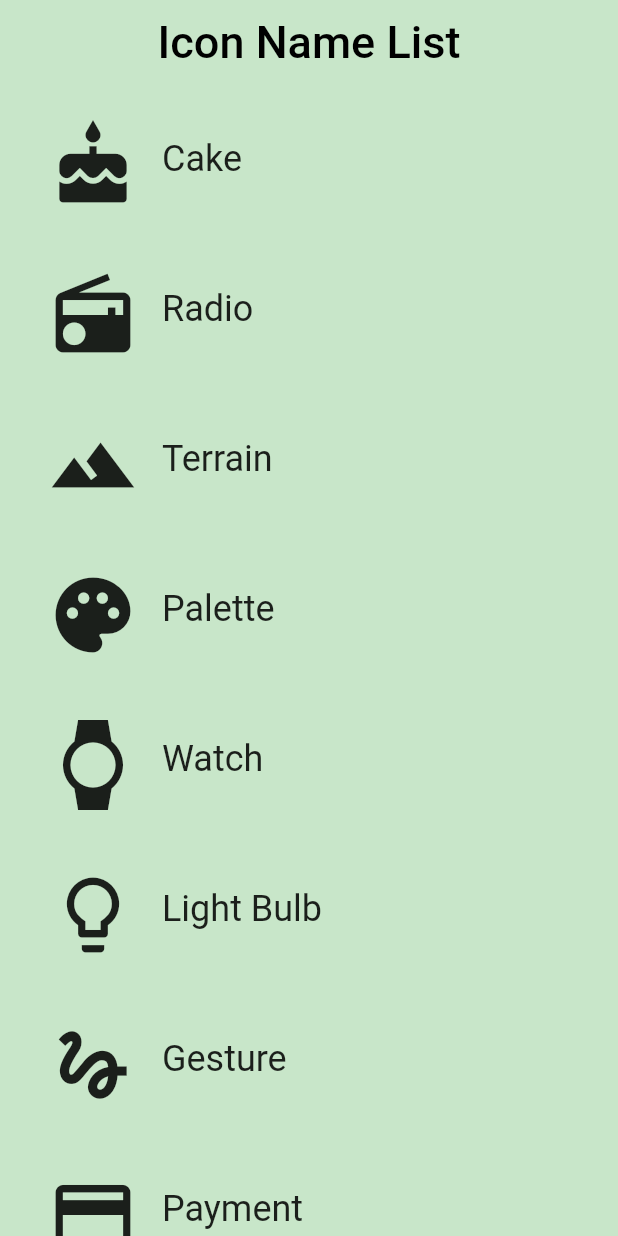
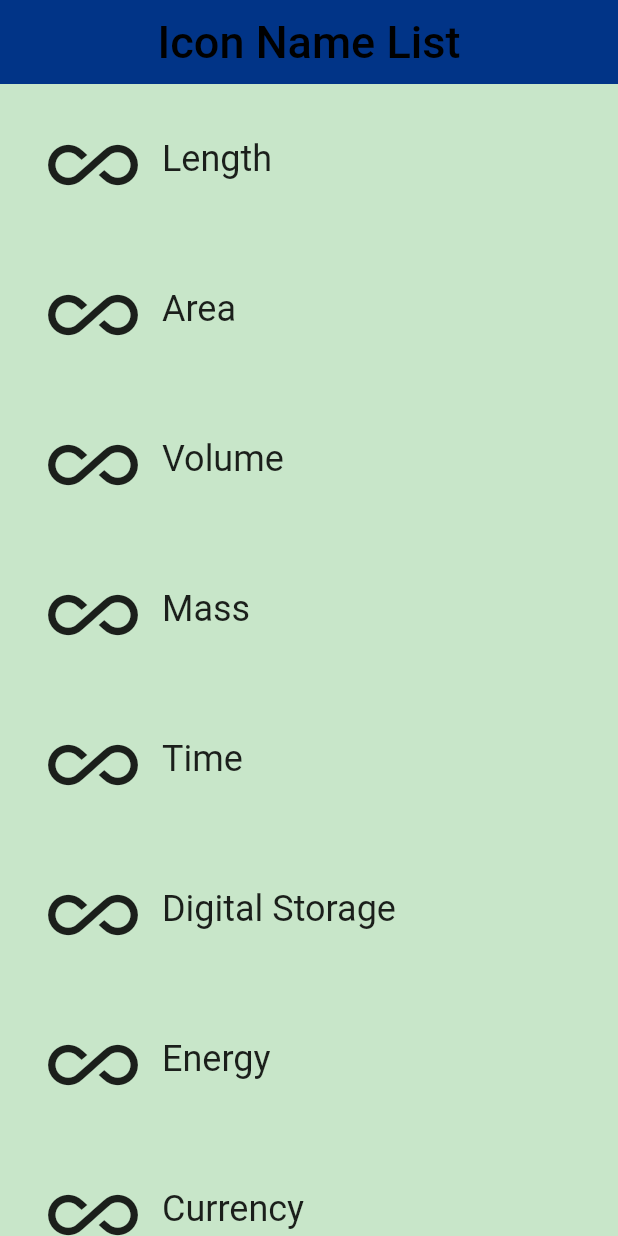
Before and after one commit to Anuraag93/flutter, a Flutter app: the screen it shows after launch, on a phone screen of 412 x 824 dp. Run offline on Flutter 3.47's test engine with Material 2 defaults, Android fonts, the phone set to English and light mode, and no system bars.

Commit message:
Navigator Route Setup

```diff
--- a/flutter_demo/lib/category.dart
+++ b/flutter_demo/lib/category.dart
@@ -1,13 +1,14 @@
 import 'package:flutter/material.dart';
+import 'converterRoute.dart';
 
 class Category extends StatelessWidget {
   final IconData icon;
-  final Color color;
-  final String text;
+  final ColorSwatch color;
+  final String name;
   final _widgetHeight = 100.0;
-  final _borderRadius = BorderRadius.circular(100/2);
+  final _borderRadius = BorderRadius.circular(100 / 2);
 
-  Category({@required this.icon, this.color, @required this.text});
+  Category({@required this.icon, this.color, @required this.name});
 
   @override
   Widget build(BuildContext context) {
@@ -18,12 +19,9 @@ class Category extends StatelessWidget {
         borderRadius: _borderRadius,
         highlightColor: color,
         splashColor: color,
-
         onTap: () {
           print('I was Tapped !!');
-        },
-        onDoubleTap: (){
-          print('I was Double Tapped !!!');
+          _navigateToConverter(context);
         },
         child: Container(
           height: _widgetHeight,
@@ -39,7 +37,7 @@ class Category extends StatelessWidget {
                   )),
               Center(
                   child: Text(
-                text,
+                name,
                 style: TextStyle(fontSize: 24.0),
               ))
             ],
@@ -48,4 +46,26 @@ class Category extends StatelessWidget {
       ),
     );
   }
+
+  void _navigateToConverter(BuildContext context) {
+    if (Navigator.of(context).canPop()) Navigator.of(context).pop();
+
+    Navigator.of(context)
+        .push(MaterialPageRoute(builder: (BuildContext context) {
+      return Scaffold(
+        appBar: AppBar(
+          title: Text(
+            name,
+            style: Theme.of(context).textTheme.display1,
+          ),
+          centerTitle: true,
+          backgroundColor: color,
+        ),
+        body: ConverterRoute(
+          name: name,
+          color: color,
+        ),backgroundColor: color[100],
+      );
+    }));
+  }
 }
--- a/flutter_demo/lib/categoryRoute.dart
+++ b/flutter_demo/lib/categoryRoute.dart
@@ -5,14 +5,15 @@ final _backgroundColor = Colors.green[100];
 
 class CategoryRoute extends StatelessWidget {
   static const _categoryNames = <String>[
-    'Cake',
-    'Radio',
-    'Terrain',
-    'Palette',
-    'Watch',
-    'Light Bulb',
-    'Gesture',
-    'Payment',
+    'Length',
+    'Area',
+    'Volume',
+    'Mass',
+    'Time',
+    'Digital Storage',
+    'Energy',
+    'Currency',
+//    'Cake','Radio','Terrain','Palette','Watch','Light Bulb','Gesture','Payment',
   ];
 
   static const _baseColors = <Color>[
@@ -50,14 +51,14 @@ class CategoryRoute extends StatelessWidget {
 
     for (var i = 0; i < _categoryNames.length; i++) {
       categories.add(Category(
-        icon: _categoryIcons[i],
-        text: _categoryNames[i],
+        icon: Icons.all_inclusive,//_categoryIcons[i],
+        name: _categoryNames[i],
         color: _baseColors[i],
       ));
     }
 
     final appBar = AppBar(
-      backgroundColor: _backgroundColor,
+      backgroundColor: Color(0xFF013487),//_backgroundColor,
       elevation: 0.0,
       centerTitle: true,
       title: Text(
```
Also changed, not shown: flutter_demo/lib/converterRoute.dart (added, +94 -0 lines).
